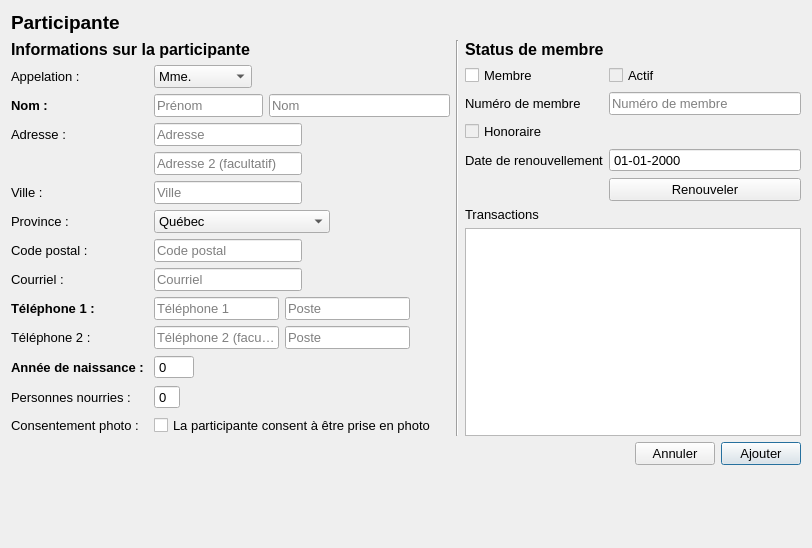
Above: GUI/participante.ui from samueldrouin/PyGuide before the change. Below: the same form after it.
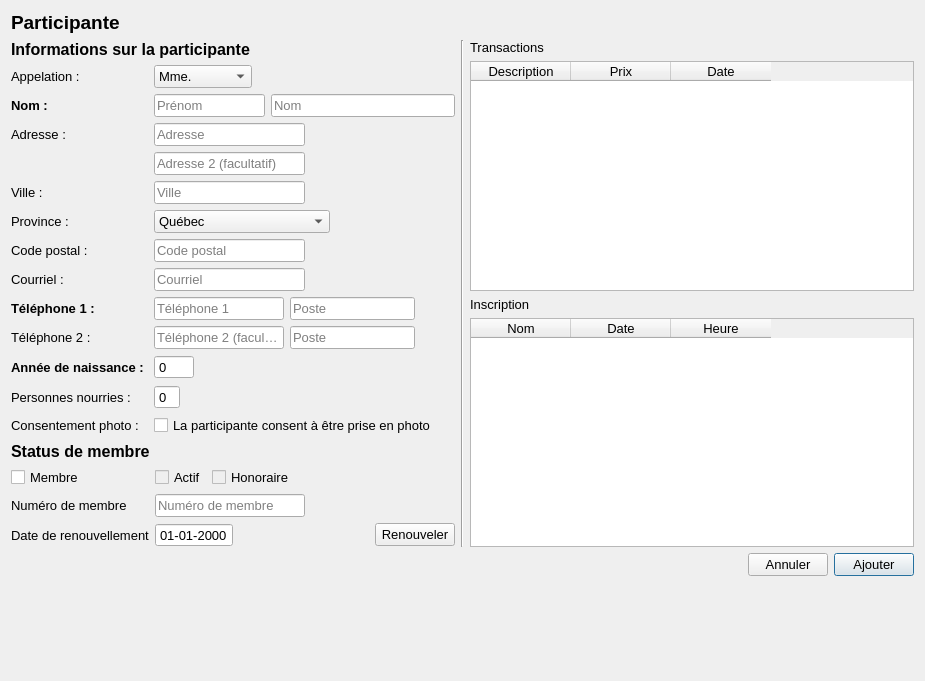
That is the form after the change.

Commit message: Affichage des transaction et inscription dans les participantes

```diff
--- a/GUI/participante.ui
+++ b/GUI/participante.ui
@@ -6,14 +6,14 @@
    <rect>
     <x>0</x>
     <y>0</y>
-    <width>812</width>
-    <height>548</height>
+    <width>925</width>
+    <height>681</height>
    </rect>
   </property>
   <property name="minimumSize">
    <size>
-    <width>812</width>
-    <height>548</height>
+    <width>925</width>
+    <height>681</height>
    </size>
   </property>
   <property name="font">
@@ -25,7 +25,7 @@
   <property name="windowTitle">
    <string>Participante</string>
   </property>
-  <layout class="QVBoxLayout" name="verticalLayout_3">
+  <layout class="QVBoxLayout" name="verticalLayout_8">
    <item>
     <widget class="QLabel" name="lbl_title">
      <property name="sizePolicy">
@@ -47,7 +47,9 @@
     </widget>
    </item>
    <item>
-    <layout class="QHBoxLayout" name="horizontalLayout_12">
+    <layout class="QHBoxLayout" name="horizontalLayout_17">
+     <item>
+      <layout class="QVBoxLayout" name="verticalLayout_3">
      <item>
       <layout class="QVBoxLayout" name="verticalLayout_2">
        <item>
@@ -618,13 +620,6 @@
        </item>
       </layout>
      </item>
-     <item>
-      <widget class="Line" name="line">
-       <property name="orientation">
-        <enum>Qt::Vertical</enum>
-       </property>
-      </widget>
-     </item>
      <item>
       <layout class="QVBoxLayout" name="verticalLayout">
        <item>
@@ -643,12 +638,6 @@
        </item>
        <item>
         <layout class="QFormLayout" name="formLayout_2">
-         <property name="labelAlignment">
-          <set>Qt::AlignLeading|Qt::AlignLeft|Qt::AlignVCenter</set>
-         </property>
-         <property name="formAlignment">
-          <set>Qt::AlignLeading|Qt::AlignLeft|Qt::AlignTop</set>
-         </property>
          <item row="0" column="0">
           <widget class="QCheckBox" name="chk_membre">
            <property name="enabled">
@@ -703,6 +692,8 @@
           </widget>
          </item>
          <item row="0" column="1">
+            <layout class="QHBoxLayout" name="horizontalLayout_12">
+             <item>
           <widget class="QCheckBox" name="chk_actif">
            <property name="enabled">
             <bool>false</bool>
@@ -752,30 +743,7 @@
            </property>
           </widget>
          </item>
-         <item row="1" column="0">
-          <widget class="QLabel" name="lbl_numero_membre">
-           <property name="text">
-            <string>Numéro de membre</string>
-           </property>
-          </widget>
-         </item>
-         <item row="1" column="1">
-          <widget class="QLineEdit" name="txt_numero_membre">
-           <property name="minimumSize">
-            <size>
-             <width>0</width>
-             <height>0</height>
-            </size>
-           </property>
-           <property name="readOnly">
-            <bool>true</bool>
-           </property>
-           <property name="placeholderText">
-            <string>Numéro de membre</string>
-           </property>
-          </widget>
-         </item>
-         <item row="2" column="0">
+             <item>
           <widget class="QCheckBox" name="chk_honoraire">
            <property name="enabled">
             <bool>false</bool>
@@ -831,14 +799,38 @@
            </property>
           </widget>
          </item>
-         <item row="3" column="0">
+             <item>
+              <spacer name="horizontalSpacer_15">
+               <property name="orientation">
+                <enum>Qt::Horizontal</enum>
+               </property>
+               <property name="sizeHint" stdset="0">
+                <size>
+                 <width>40</width>
+                 <height>20</height>
+                </size>
+               </property>
+              </spacer>
+             </item>
+            </layout>
+           </item>
+           <item row="1" column="0">
+            <widget class="QLabel" name="lbl_numero_membre">
+             <property name="text">
+              <string>Numéro de membre</string>
+             </property>
+            </widget>
+           </item>
+           <item row="2" column="0">
           <widget class="QLabel" name="lbl_renouvellement">
            <property name="text">
             <string>Date de renouvellement</string>
            </property>
           </widget>
          </item>
-         <item row="3" column="1">
+           <item row="2" column="1">
+            <layout class="QHBoxLayout" name="horizontalLayout_15">
+             <item>
           <widget class="QDateEdit" name="ded_renouvellement">
            <property name="readOnly">
             <bool>true</bool>
@@ -854,8 +846,19 @@
            </property>
           </widget>
          </item>
-         <item row="4" column="1">
-          <layout class="QHBoxLayout" name="horizontalLayout_16">
+             <item>
+              <spacer name="horizontalSpacer_14">
+               <property name="orientation">
+                <enum>Qt::Horizontal</enum>
+               </property>
+               <property name="sizeHint" stdset="0">
+                <size>
+                 <width>40</width>
+                 <height>20</height>
+                </size>
+               </property>
+              </spacer>
+             </item>
            <item>
             <widget class="QPushButton" name="btn_renew">
              <property name="text">
@@ -868,8 +871,54 @@
            </item>
           </layout>
          </item>
-        </layout>
-       </item>
+           <item row="1" column="1">
+            <layout class="QHBoxLayout" name="horizontalLayout_16">
+             <item>
+              <widget class="QLineEdit" name="txt_numero_membre">
+               <property name="minimumSize">
+                <size>
+                 <width>0</width>
+                 <height>0</height>
+                </size>
+               </property>
+               <property name="readOnly">
+                <bool>true</bool>
+               </property>
+               <property name="placeholderText">
+                <string>Numéro de membre</string>
+               </property>
+              </widget>
+             </item>
+             <item>
+              <spacer name="horizontalSpacer_13">
+               <property name="orientation">
+                <enum>Qt::Horizontal</enum>
+               </property>
+               <property name="sizeHint" stdset="0">
+                <size>
+                 <width>40</width>
+                 <height>20</height>
+                </size>
+               </property>
+              </spacer>
+             </item>
+            </layout>
+           </item>
+          </layout>
+         </item>
+        </layout>
+       </item>
+      </layout>
+     </item>
+     <item>
+      <widget class="Line" name="line">
+       <property name="orientation">
+        <enum>Qt::Vertical</enum>
+       </property>
+      </widget>
+     </item>
+     <item>
+      <layout class="QVBoxLayout" name="verticalLayout_7">
        <item>
         <layout class="QVBoxLayout" name="verticalLayout_4">
          <item>
@@ -880,7 +929,53 @@
           </widget>
          </item>
          <item>
-          <widget class="QTableWidget" name="tbl_transaction"/>
+          <widget class="QTableWidget" name="tbl_transaction">
+           <column>
+            <property name="text">
+             <string>Description</string>
+            </property>
+           </column>
+           <column>
+            <property name="text">
+             <string>Prix</string>
+            </property>
+           </column>
+           <column>
+            <property name="text">
+             <string>Date</string>
+            </property>
+           </column>
+          </widget>
+         </item>
+        </layout>
+       </item>
+       <item>
+        <layout class="QVBoxLayout" name="verticalLayout_6">
+         <item>
+          <widget class="QLabel" name="lbl_inscription">
+           <property name="text">
+            <string>Inscription</string>
+           </property>
+          </widget>
+         </item>
+         <item>
+          <widget class="QTableWidget" name="tbl_inscription">
+           <column>
+            <property name="text">
+             <string>Nom</string>
+            </property>
+           </column>
+           <column>
+            <property name="text">
+             <string>Date</string>
+            </property>
+           </column>
+           <column>
+            <property name="text">
+             <string>Heure</string>
+            </property>
+           </column>
+          </widget>
          </item>
         </layout>
        </item>
```
Left out of the diff: 2 changed lines with no effect on the pictures. Lines whose indentation alone changed are shown as unchanged. The commit also changes 2 other files.
